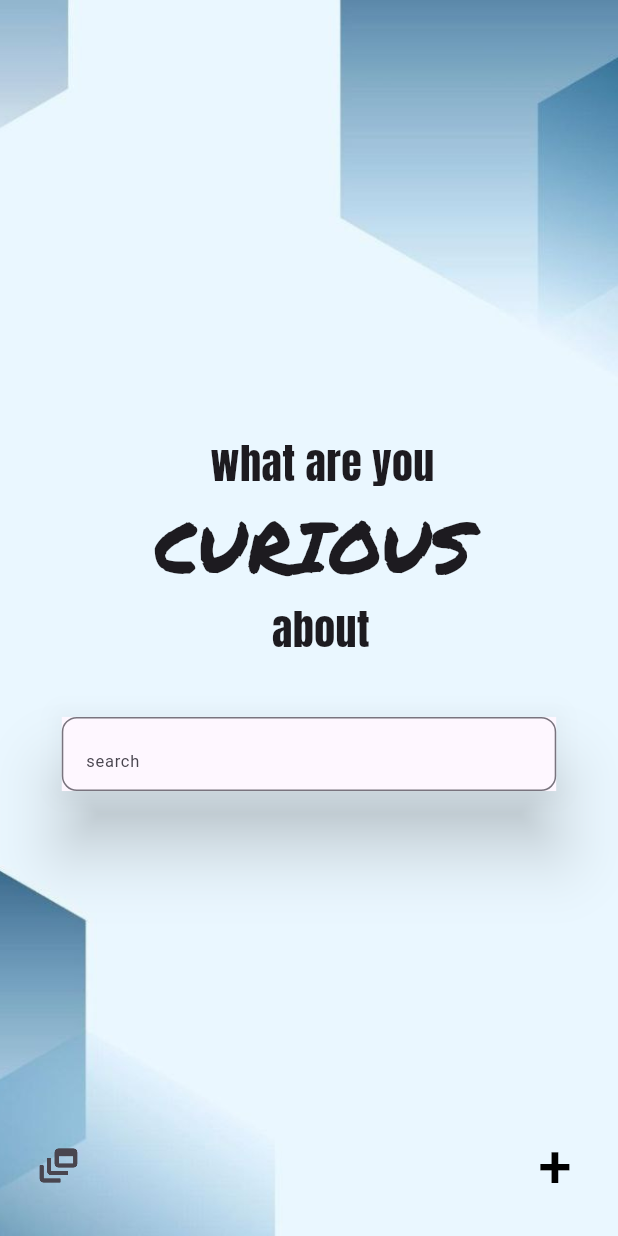
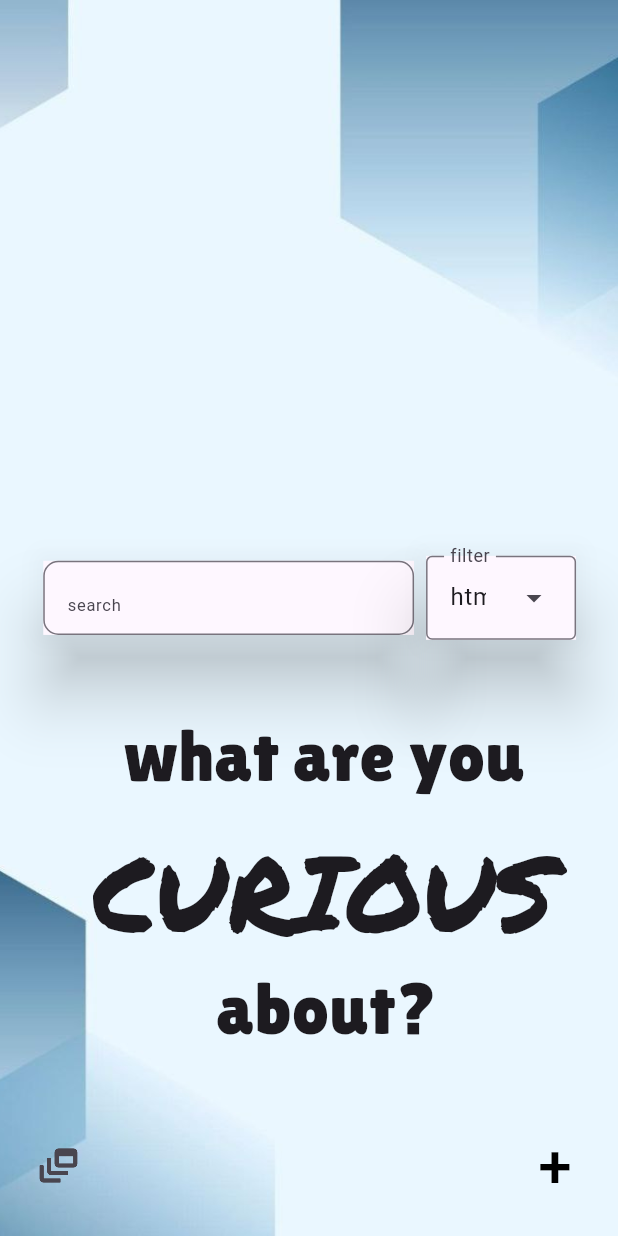
Before and after one commit to hrideshmg/Amfoss_Hackathon, a Flutter app: the screen it shows after launch, after a tap on "search", on a phone screen of 412 x 824 dp. Run offline on Flutter 3.47's test engine with Material 3 defaults, Android fonts, the phone set to English and light mode, and no system bars; our stand-ins replace flutter_spinkit, google_fonts; network calls fail.

Commit message:
fixed more bugs

```diff
--- a/frontend/search/lib/home.dart
+++ b/frontend/search/lib/home.dart
@@ -1,4 +1,5 @@
 import 'dart:convert';
+import 'package:google_fonts/google_fonts.dart';
 import 'package:search/globals.dart' as globals;
 import 'dart:async';
 import 'package:search/homepage.dart';
@@ -96,10 +97,10 @@ class _HomePageState extends State<HomePage> {
         child: Column(
           mainAxisAlignment: MainAxisAlignment.center,
           children: [
-            const Text(
-              'App Name',
-              style: TextStyle(fontSize: 60),
-            ),
+            Text('sp1d3r h1v3',
+                style: TextStyle(
+                    fontSize: 60,
+                    fontFamily: GoogleFonts.lilitaOne().fontFamily)),
             Padding(
               padding: const EdgeInsets.all(16.0),
               child: Container(
@@ -123,11 +124,13 @@ class _HomePageState extends State<HomePage> {
                       Expanded(
                         child: TextField(
                           controller: urlController,
-                          style: const TextStyle(color: Colors.white),
+                          style: const TextStyle(
+                              color: Color.fromARGB(255, 0, 0, 0)),
                           decoration: InputDecoration(
                             hintText: 'Type in a URL....',
-                            hintStyle:
-                                TextStyle(color: Colors.white.withOpacity(0.8)),
+                            hintStyle: TextStyle(
+                                color: const Color.fromARGB(255, 0, 0, 0)
+                                    .withOpacity(0.8)),
                             border: InputBorder.none,
                           ),
                           onSubmitted: (value) {
@@ -137,7 +140,8 @@ class _HomePageState extends State<HomePage> {
                         ),
                       ),
                       IconButton(
-                        icon: const Icon(Icons.search, color: Colors.white),
+                        icon: const Icon(Icons.search,
+                            color: Color.fromARGB(255, 0, 0, 0)),
                         onPressed: () {
                           startcrawler(urlController.text);
                           urlController.clear();
@@ -172,18 +176,28 @@ class _HomePageState extends State<HomePage> {
             //     style: const TextStyle(color: Colors.white, fontWeight: FontWeight.bold),
             //   ),
             // ),
+            // Text(
+            //   loading ? 'Wait...Let me crawl' : '',
+            //   style: TextStyle(
+            //     fontFamily: GoogleFonts.cuteFont().fontFamily,
+            //   ),
+            // ),
+
+            SizedBox(
+              height: 20,
+            ),
+
             Stack(children: [
               Container(
                   // color: Color.fromARGB(255, 255, 255, 255),
-                width: screenWidth * 0.38,
+                  width: screenWidth * 0.6,
+                  /*38*/
                   height: screenHeight * 0.05,
                   decoration: BoxDecoration(
                       color: Color.fromARGB(255, 255, 255, 255),
                       borderRadius: BorderRadius.all(Radius.circular(20))),
-                child: Row(
-                  children: [
-                    Positioned(
-                      child: TextButton(
+                  child: Row(children: [
+                    TextButton(
                       onPressed: () {
                         setState(() {});
                       },
@@ -192,31 +206,40 @@ class _HomePageState extends State<HomePage> {
                             Color.fromARGB(255, 253, 253, 253).withOpacity(1),
                       ),
                       child: Text(
-                          "Pages: $pages",
+                        "Pages indexed: $pages",
+                        style: const TextStyle(
+                            color: Color.fromARGB(255, 0, 0, 0),
+                            fontWeight: FontWeight.bold),
+                      ),
+                    ),
+                    Expanded(
+                      child: Padding(
+                        padding: const EdgeInsets.only(
+                            right: 1.0, top: 2.0, bottom: 3.0),
+                        child: ElevatedButton(
+                          onPressed: () {
+                            stopcrawler();
+                          },
+                          style: ElevatedButton.styleFrom(
+                            backgroundColor:
+                                const Color.fromARGB(255, 236, 234, 234)
+                                    .withOpacity(0.5),
+                          ),
+                          child: Text(
+                            'stop',
                             style: const TextStyle(
                                 color: Color.fromARGB(255, 0, 0, 0),
                                 fontWeight: FontWeight.bold),
                           ),
                         ),
                       ),
-                    ElevatedButton(
-                      onPressed: () {
-                        stopcrawler();
-                      },
-                      style: ElevatedButton.styleFrom(
-                        backgroundColor: Colors.black.withOpacity(0.5),
                     ),
-                      child: Text(
-                        'stop',
-                        style: const TextStyle(
-                            color: Colors.white, fontWeight: FontWeight.bold),
-                      ),
-                    ),
-                  ],
-                ),
-              ),
+                  ])),
             ]),
 
+            SizedBox(
+              height: 20,
+            ),
             ElevatedButton(
               onPressed: () {
                 Navigator.push(
@@ -225,12 +248,14 @@ class _HomePageState extends State<HomePage> {
                 );
               },
               style: ElevatedButton.styleFrom(
-                backgroundColor: Colors.black.withOpacity(0.5),
+                backgroundColor:
+                    const Color.fromARGB(255, 236, 234, 234).withOpacity(0.5),
               ),
               child: Text(
                 'search',
                 style: const TextStyle(
-                    color: Colors.white, fontWeight: FontWeight.bold),
+                    color: Color.fromARGB(255, 0, 0, 0),
+                    fontWeight: FontWeight.bold),
               ),
             ),
             // ElevatedButton(
--- a/frontend/search/lib/homepage.dart
+++ b/frontend/search/lib/homepage.dart
@@ -1,12 +1,7 @@
-
-
 import 'package:flutter/material.dart';
 import 'package:search/resultview.dart';
 import 'package:google_fonts/google_fonts.dart';
 /*import 'package:search/viewTab.dart';*/
-
-
-
 
 class Home extends StatefulWidget {
   const Home({Key? key});
@@ -16,18 +11,17 @@ class Home extends StatefulWidget {
 }
 
 class _HomeState extends State<Home> {
-
   final search = TextEditingController();
+  var format = "html";
 
   @override
   Widget build(BuildContext context) {
-
     double screenWidth = MediaQuery.of(context).size.width;
     double screenHeight = MediaQuery.of(context).size.height;
 
     return Scaffold(
-      body: Stack(
-      children:[
+        resizeToAvoidBottomInset: false,
+        body: Stack(children: [
           Container(
             height: screenHeight,
             width: screenWidth,
@@ -39,61 +33,81 @@ class _HomeState extends State<Home> {
             ),
           ),
           Positioned(
-        top: screenHeight*0.58,
-        left: screenWidth*0.1,
-        child: Container(
-          width: screenWidth*0.8,
-          height: screenHeight*0.06,
-          decoration: const BoxDecoration(borderRadius: BorderRadius.all(Radius.circular(40))),
-
+              top: screenHeight * 0.44,
+              left: screenWidth * 0.07,
+              child: Row(
+                children: [
+                  Container(
+                      width: screenWidth * 0.6,
+                      height: screenHeight * 0.06,
+                      decoration: const BoxDecoration(
+                          borderRadius: BorderRadius.all(Radius.circular(40))),
                       child: Material(
                         elevation: 20,
-            child: TextField (
+                        child: TextField(
                           controller: search,
                           decoration: const InputDecoration(
                             hintText: 'search',
                             hintStyle: TextStyle(fontSize: 11),
                             border: OutlineInputBorder(
-                            borderRadius: BorderRadius.all(Radius.circular(10)),
+                              borderRadius:
+                                  BorderRadius.all(Radius.circular(10)),
                             ),
-
                           ),
                           onSubmitted: (value) {
                             Navigator.push(
-
                               context,
-                            MaterialPageRoute(builder: (context) => resultview(
-                              searched: search.text
-                            )),
+                              MaterialPageRoute(
+                                  builder: (context) => resultview(
+                                      searched: search.text, filter: format)),
                             );
                           },
-
-            ) ))),
+                        ),
+                      )),
+                  Padding(
+                    padding: const EdgeInsets.all(8.0),
+                    child: Material(
+                      elevation: 20,
+                      child: DropdownMenu(
+                          width: 100,
+                          label: const Text("filter"),
+                          initialSelection: "html",
+                          onSelected: (filter) {
+                            format = filter!;
+                          },
+                          dropdownMenuEntries:
+                              ["html", "pdf"].map((String filter) {
+                            return DropdownMenuEntry(
+                                value: filter, label: filter);
+                          }).toList()),
+                    ),
+                  )
+                ],
+              )),
           Positioned(
               right: 10,
               bottom: 10,
-        child: (
-          TextButton(
-            onPressed: (){},
+              child: (TextButton(
+                onPressed: () {},
                 style: TextButton.styleFrom(
                   foregroundColor: Color.fromARGB(255, 0, 0, 0),
                 ),
-            child: const Text('+',
+                child: const Text(
+                  '+',
                   style: TextStyle(
                     fontSize: 40,
                   ),
                 ),
-
-          )
-        )
-      ),
+              ))),
           Positioned(
               left: 15,
               bottom: 23,
               child: Container(
-
                   child: IconButton(
-            icon: Icon(Icons.dynamic_feed_outlined,size: 30,),
+                icon: Icon(
+                  Icons.dynamic_feed_outlined,
+                  size: 30,
+                ),
                 onPressed: () {
                   /*Navigator.push(
                           context,
@@ -102,33 +116,35 @@ class _HomeState extends State<Home> {
                 },
               ))),
           Positioned(
-        left: screenWidth*0.34,
-        top: screenHeight*0.35,
-        child: Text('what are you',
+              left: screenWidth * 0.20,
+              top: screenHeight * 0.57,
+              child: Text(
+                'what are you',
                 style: TextStyle(
-          fontFamily: GoogleFonts.anton().fontFamily,
-          fontSize: 28,
-        ),)),
+                  fontFamily: GoogleFonts.lilitaOne().fontFamily,
+                  fontSize: 48,
+                ),
+              )),
           Positioned(
-        left: screenWidth*0.25,
-        top: screenHeight*0.40,
-        child: Text('CURIOUS',
+              left: screenWidth * 0.15,
+              top: screenHeight * 0.66,
+              child: Text(
+                'CURIOUS',
                 style: TextStyle(
                   fontFamily: GoogleFonts.permanentMarker().fontFamily,
+                  fontSize: 70,
+                ),
+              )),
+          Positioned(
+              left: screenWidth * 0.35,
+              top: screenHeight * 0.775,
+              child: Text(
+                'about?',
+                style: TextStyle(
+                  fontFamily: GoogleFonts.lilitaOne().fontFamily,
                   fontSize: 48,
-        ),)),
-      Positioned(
-        left: screenWidth*0.44,
-        top: screenHeight*0.485,
-        child: Text('about',
-        style: TextStyle(
-          fontFamily: GoogleFonts.anton().fontFamily,
-          fontSize: 28,
-        ),)),
-      ]
-    )
-
-    );
-
+                ),
+              )),
+        ]));
   }
 }
--- a/frontend/search/lib/services/remote_service.dart
+++ b/frontend/search/lib/services/remote_service.dart
@@ -21,9 +21,8 @@ class RemoteService {
 
       return dataFromJson(json);
     } else {
-      print("===================================================");
-      print(response.body);
-      print("===================================================");
+      // return dataFromJson('{"failed}');
+      print("no results");
     }
   }
 }
--- a/frontend/search/pubspec.yaml
+++ b/frontend/search/pubspec.yaml
@@ -35,6 +35,9 @@ dependencies:
   # The following adds the Cupertino Icons font to your application.
   # Use with the CupertinoIcons class for iOS style icons.
   cupertino_icons: ^1.0.2
+  url_launcher: ^6.2.4
+  google_fonts: ^6.1.0
+  flutter_spinkit: ^5.2.0
 
 dev_dependencies:
   flutter_test:
@@ -46,7 +49,6 @@ dev_dependencies:
   # package. See that file for information about deactivating specific lint
   # rules and activating additional ones.
   flutter_lints: ^2.0.0
-  google_fonts: ^6.1.0
 
 # For information on the generic Dart part of this file, see the
 # following page: https://dart.dev/tools/pub/pubspec
```
Also changed, not shown: frontend/search/lib/resultlist.dart (+66 -28 lines), frontend/search/lib/resultview.dart (+35 -14 lines), 2 other files. Lines whose indentation alone changed are shown as unchanged.
